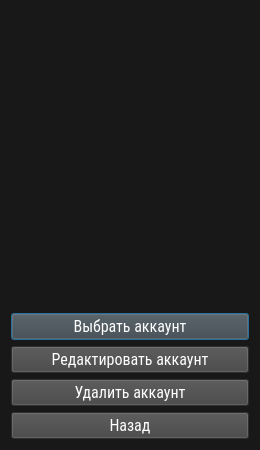
Qt form src/views/ui/choice_acc_dialog.ui (Abbit/steam_account_manager) before a commit.
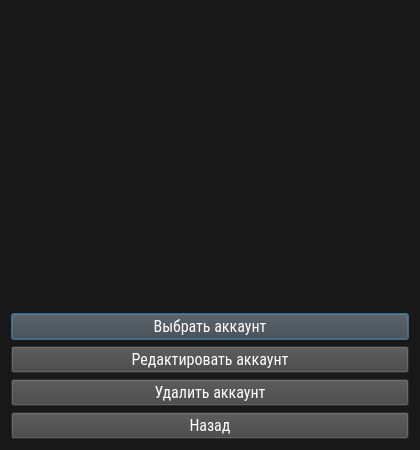
The same form after that commit.

The edit to the form file:
```diff
--- a/src/views/ui/choice_acc_dialog.ui
+++ b/src/views/ui/choice_acc_dialog.ui
@@ -6,7 +6,7 @@
    <rect>
     <x>0</x>
     <y>0</y>
-    <width>260</width>
+    <width>420</width>
     <height>450</height>
    </rect>
   </property>
```
